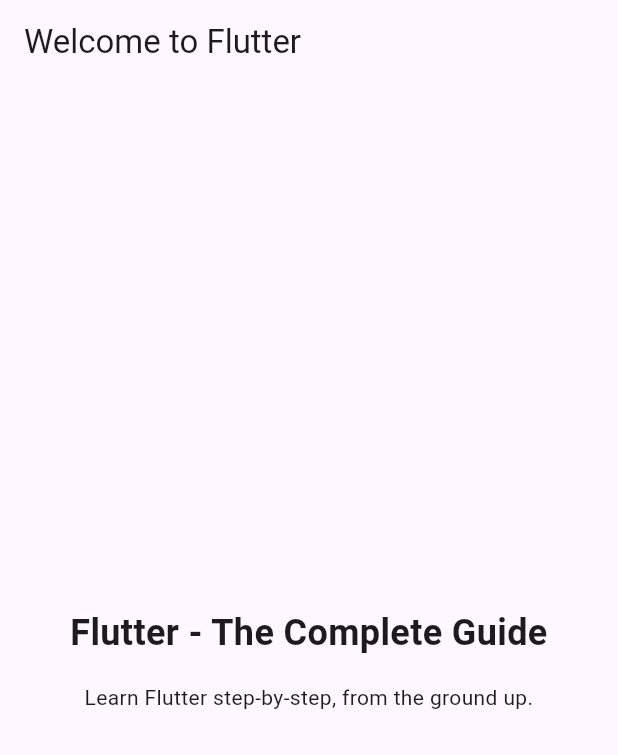
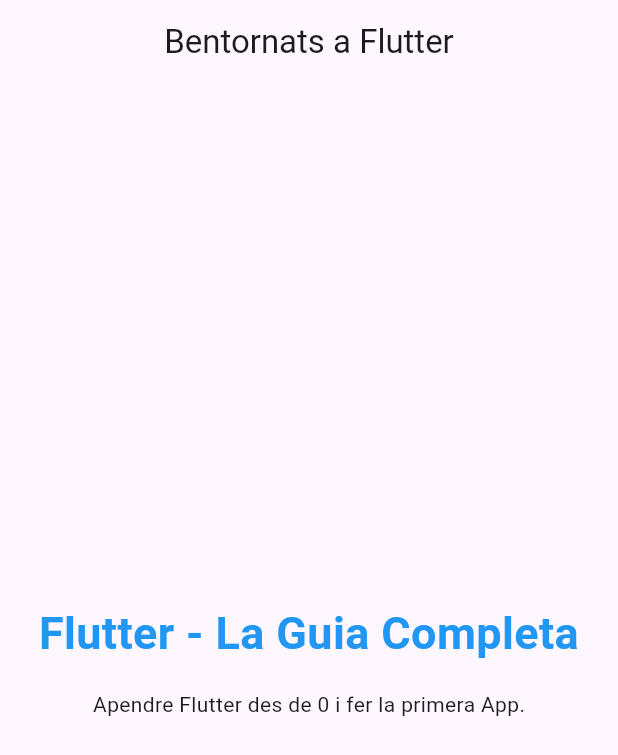
Before and after one commit to DavidCastelloBatet/prova-flutter-idx, a Flutter app: the screen it shows after launch, on a phone screen of 412 x 824 dp. Shown: the top 755 px of the screen. Run offline on Flutter 3.47's test engine with Material 3 defaults, Android fonts, the phone set to English and light mode, and no system bars.

Commit message:
Proves i petits canvis segerits x GeminiIA

```diff
--- a/lib/main.dart
+++ b/lib/main.dart
@@ -9,41 +9,39 @@ void main() {
 class MyApp extends StatelessWidget {
   const MyApp({super.key});
 
-  // Every custom widget must have a build() method
-  // It tells Flutter, which widgets make up your custom widget
-  // Again: You'll learn all about that throughout the course!
+
   @override
   Widget build(BuildContext context) {
-    // Below, a bunch of built-in widgets are used (provided by Flutter)
-    // They will be explained in the next sections
-    // In this course, you will, of course, not just use them a lot but
-    // also learn about many other widgets!
+
     return MaterialApp(
+      debugShowCheckedModeBanner: false,
       title: 'Flutter First App',
       theme: ThemeData(useMaterial3: true),
       home: Scaffold(
         appBar: AppBar(
-          title: const Text('Welcome to Flutter'),
+          title: const Text('Bentornats a Flutter'),
+          centerTitle: true,
         ),
         body: Container(
           width: double.infinity,
-          padding: const EdgeInsets.all(12),
+          padding: const EdgeInsets.all(6),
           child: const Column(
             mainAxisAlignment: MainAxisAlignment.center,
             crossAxisAlignment: CrossAxisAlignment.center,
             children: [
               Text(
-                'Flutter - The Complete Guide',
+                'Flutter - La Guia Completa',
                 textAlign: TextAlign.center,
                 style: TextStyle(
-                  fontSize: 24,
+                  fontSize: 30,
                   fontWeight: FontWeight.bold,
+                  color: Colors.blue,
                 ),
               ),
               SizedBox(height: 16),
               Text(
-                'Learn Flutter step-by-step, from the ground up.',
-                textAlign: TextAlign.center,
+                'Apendre Flutter des de 0 i fer la primera App.',
+                textAlign: TextAlign.left,
               ),
             ],
           ),
```
